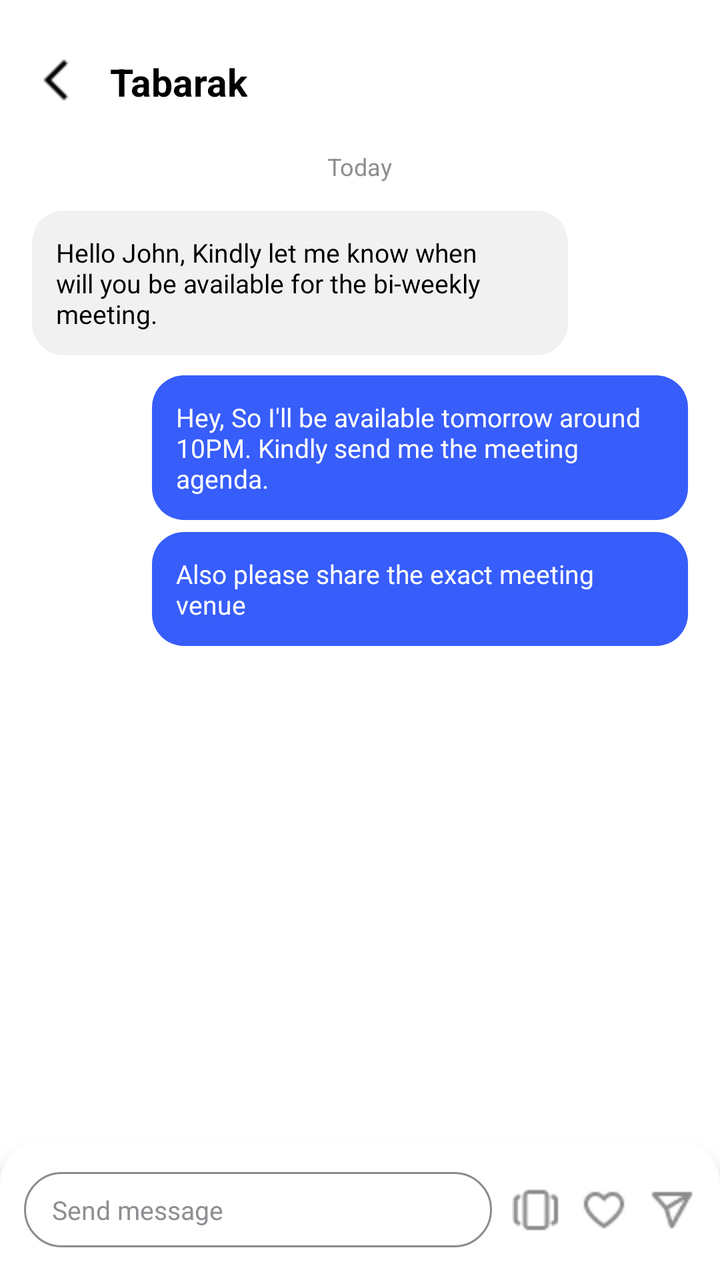
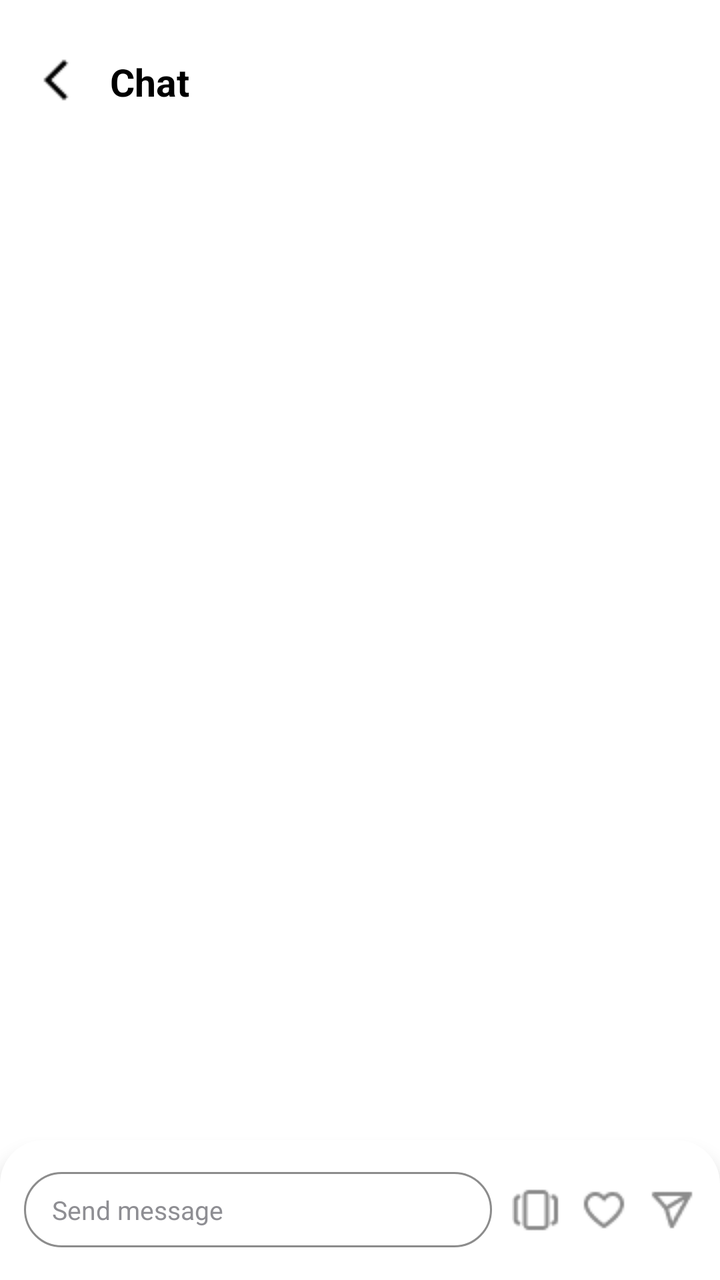

Compare the two renders of this Android layout. The source of the first and the diff that turns it into the second are given below.
<!-- AndroidManifest.xml: application theme Theme.Teamflow -->
<!-- res/layout/activity_message.xml -->
<?xml version="1.0" encoding="utf-8"?>
<RelativeLayout xmlns:android="http://schemas.android.com/apk/res/android"
    xmlns:app="http://schemas.android.com/apk/res-auto"
    xmlns:tools="http://schemas.android.com/tools"
    android:layout_width="match_parent"
    android:layout_height="match_parent"
    android:background="@color/white"
    android:paddingTop="15dp"
    tools:context=".message">

    
    <RelativeLayout
        android:id="@+id/topBar"
        android:layout_width="match_parent"
        android:layout_height="52dp"
        android:paddingStart="16dp"
        android:paddingEnd="16dp"
        android:gravity="center_vertical">

        <ImageView
            android:id="@+id/backArrow"
            android:layout_width="24dp"
            android:layout_height="24dp"
            android:src="@drawable/back_arrow_head"
            android:layout_alignParentStart="true" />

        <TextView
            android:id="@+id/chatName"
            android:layout_width="wrap_content"
            android:layout_height="wrap_content"
            android:layout_toEndOf="@id/backArrow"
            android:layout_marginLeft="15dp"
            android:text="Tabarak"
            android:textColor="@color/black"
            android:textSize="19sp"
            android:textStyle="bold" />
    </RelativeLayout>

    
    <ScrollView
        android:id="@+id/chatScroll"
        android:layout_width="match_parent"
        android:layout_height="match_parent"
        android:layout_below="@id/topBar"
        android:layout_above="@id/messageBar"
        android:paddingHorizontal="16dp"
        android:fillViewport="true">

        <LinearLayout
            android:layout_width="match_parent"
            android:layout_height="wrap_content"
            android:orientation="vertical">

            
            <TextView
                android:id="@+id/dateLabel"
                android:layout_width="wrap_content"
                android:layout_height="wrap_content"
                android:layout_gravity="center_horizontal"
                android:text="Today"
                android:textColor="@color/textgrey"
                android:textSize="12sp"
                android:layout_marginVertical="8dp" />

            
            <LinearLayout
                android:layout_width="wrap_content"
                android:layout_height="wrap_content"
                android:background="@drawable/grey_msg_bg"
                android:padding="12dp"
                android:layout_marginTop="6dp"
                android:layout_marginEnd="60dp"
                android:layout_gravity="start">

                <TextView
                    android:layout_width="wrap_content"
                    android:layout_height="wrap_content"
                    android:text="Hello John,
Kindly let me know when will you be available for the bi-weekly meeting."
                    android:textColor="@color/black"
                    android:textSize="13sp" />
            </LinearLayout>

            
            <LinearLayout
                android:layout_width="wrap_content"
                android:layout_height="wrap_content"
                android:background="@drawable/blue_msg_bg"
                android:padding="12dp"
                android:layout_marginTop="10dp"
                android:layout_marginStart="60dp"
                android:layout_gravity="end">

                <TextView
                    android:layout_width="wrap_content"
                    android:layout_height="wrap_content"
                    android:text="Hey,
So I'll be available tomorrow around 10PM. Kindly send me the meeting agenda."
                    android:textColor="@color/white"
                    android:textSize="13sp" />
            </LinearLayout>

            
            <LinearLayout
                android:layout_width="wrap_content"
                android:layout_height="wrap_content"
                android:background="@drawable/blue_msg_bg"
                android:padding="12dp"
                android:layout_marginTop="6dp"
                android:layout_marginStart="60dp"
                android:layout_gravity="end">

                <TextView
                    android:layout_width="wrap_content"
                    android:layout_height="wrap_content"
                    android:text="Also please share the exact meeting venue"
                    android:textColor="@color/white"
                    android:textSize="13sp" />
            </LinearLayout>
        </LinearLayout>
    </ScrollView>

    
    <LinearLayout
        android:id="@+id/messageBar"
        android:layout_alignParentBottom="true"
        android:layout_width="match_parent"
        android:layout_height="70dp"
        android:orientation="horizontal"
        android:paddingHorizontal="12dp"
        android:paddingVertical="10dp"
        android:gravity="center_vertical"
        android:background="@drawable/bg_bottom_nav_round"
        android:elevation="6dp">

        <EditText
            android:id="@+id/msgInput"
            android:layout_width="0dp"
            android:layout_height="wrap_content"
            android:layout_weight="1"
            android:hint="Send message"
            android:background="@drawable/send_msg_border"
            android:paddingHorizontal="14dp"
            android:paddingVertical="10dp"
            android:textColor="@color/black"
            android:textColorHint="@color/textgrey"
            android:textSize="13sp" />

        <ImageView
            android:id="@+id/btnAttach"
            android:layout_width="24dp"
            android:layout_height="24dp"
            android:layout_marginStart="10dp"
            android:src="@drawable/highlight" />

        <ImageView
            android:id="@+id/btnHeart"
            android:layout_width="24dp"
            android:layout_height="24dp"
            android:layout_marginStart="10dp"
            android:src="@drawable/like" />

        <ImageView
            android:id="@+id/btnSend"
            android:layout_width="24dp"
            android:layout_height="24dp"
            android:layout_marginStart="10dp"
            android:src="@drawable/send" />
    </LinearLayout>
</RelativeLayout>
<!-- resources referenced by this layout -->
<resources>
  <color name="black">#FF000000</color>
  <color name="textgrey">#8E8E93</color>
  <color name="white">#FFFFFFFF</color>
  <!-- drawable back_arrow_head: png bitmap (drawable, 210 bytes) -->
  <!-- drawable bg_bottom_nav_round (drawable) -->
  <?xml version="1.0" encoding="utf-8"?>
  <shape xmlns:android="http://schemas.android.com/apk/res/android">
      <corners android:topLeftRadius="22dp" android:topRightRadius="22dp" />
      <solid android:color="@color/white" />
  </shape>
  <!-- drawable blue_msg_bg (drawable) -->
  <?xml version="1.0" encoding="utf-8"?>
  <shape xmlns:android="http://schemas.android.com/apk/res/android"
      android:shape="rectangle">
      <solid android:color="@color/bluebg" />
      <corners android:radius="16dp" />
  </shape>
  <!-- drawable grey_msg_bg (drawable) -->
  <?xml version="1.0" encoding="utf-8"?>
  <shape xmlns:android="http://schemas.android.com/apk/res/android"
      android:shape="rectangle">
      <solid android:color="#F1F1F1" />
      <corners android:radius="16dp" />
  </shape>
  <!-- drawable highlight: png bitmap (drawable, 455 bytes) -->
  <!-- drawable like: png bitmap (drawable, 580 bytes) -->
  <!-- drawable send: png bitmap (drawable, 567 bytes) -->
  <!-- drawable send_msg_border (drawable) -->
  <?xml version="1.0" encoding="utf-8"?>
  <shape xmlns:android="http://schemas.android.com/apk/res/android"
      android:shape="rectangle">
      <solid android:color="@android:color/white" />
      <stroke android:width="1dp" android:color="#8C8C8C" />
      <corners android:radius="20dp" />
  </shape>
  <style name="Theme.Teamflow" parent="Base.Theme.Teamflow" />
  <color name="bluebg">#375DFB</color>
  <style name="Base.Theme.Teamflow" parent="Theme.Material3.DayNight.NoActionBar">
          
         <item name="colorPrimary">#2F6CE5</item>
      </style>
</resources>

<!-- the commit's change to res/layout/activity_message.xml (unified diff, before → after) -->
@@ -18,107 +18,33 @@
         android:gravity="center_vertical">
 
         <ImageView
-            android:id="@+id/backArrow"
+            android:id="@+id/btnBack"
             android:layout_width="24dp"
             android:layout_height="24dp"
             android:src="@drawable/back_arrow_head"
             android:layout_alignParentStart="true" />
 
         <TextView
-            android:id="@+id/chatName"
+            android:id="@+id/tvOtherUserName"
             android:layout_width="wrap_content"
             android:layout_height="wrap_content"
-            android:layout_toEndOf="@id/backArrow"
+            android:layout_toEndOf="@id/btnBack"
             android:layout_marginLeft="15dp"
-            android:text="Tabarak"
+            android:text="Chat"
             android:textColor="@color/black"
             android:textSize="19sp"
             android:textStyle="bold" />
     </RelativeLayout>
 
     
-    <ScrollView
-        android:id="@+id/chatScroll"
+    <androidx.recyclerview.widget.RecyclerView
+        android:id="@+id/rvMessages"
         android:layout_width="match_parent"
         android:layout_height="match_parent"
         android:layout_below="@id/topBar"
         android:layout_above="@id/messageBar"
         android:paddingHorizontal="16dp"
-        android:fillViewport="true">
-
-        <LinearLayout
-            android:layout_width="match_parent"
-            android:layout_height="wrap_content"
-            android:orientation="vertical">
-
-            
-            <TextView
-                android:id="@+id/dateLabel"
-                android:layout_width="wrap_content"
-                android:layout_height="wrap_content"
-                android:layout_gravity="center_horizontal"
-                android:text="Today"
-                android:textColor="@color/textgrey"
-                android:textSize="12sp"
-                android:layout_marginVertical="8dp" />
-
-            
-            <LinearLayout
-                android:layout_width="wrap_content"
-                android:layout_height="wrap_content"
-                android:background="@drawable/grey_msg_bg"
-                android:padding="12dp"
-                android:layout_marginTop="6dp"
-                android:layout_marginEnd="60dp"
-                android:layout_gravity="start">
-
-                <TextView
-                    android:layout_width="wrap_content"
-                    android:layout_height="wrap_content"
-                    android:text="Hello John,
-Kindly let me know when will you be available for the bi-weekly meeting."
-                    android:textColor="@color/black"
-                    android:textSize="13sp" />
-            </LinearLayout>
-
-            
-            <LinearLayout
-                android:layout_width="wrap_content"
-                android:layout_height="wrap_content"
-                android:background="@drawable/blue_msg_bg"
-                android:padding="12dp"
-                android:layout_marginTop="10dp"
-                android:layout_marginStart="60dp"
-                android:layout_gravity="end">
-
-                <TextView
-                    android:layout_width="wrap_content"
-                    android:layout_height="wrap_content"
-                    android:text="Hey,
-So I'll be available tomorrow around 10PM. Kindly send me the meeting agenda."
-                    android:textColor="@color/white"
-                    android:textSize="13sp" />
-            </LinearLayout>
-
-            
-            <LinearLayout
-                android:layout_width="wrap_content"
-                android:layout_height="wrap_content"
-                android:background="@drawable/blue_msg_bg"
-                android:padding="12dp"
-                android:layout_marginTop="6dp"
-                android:layout_marginStart="60dp"
-                android:layout_gravity="end">
-
-                <TextView
-                    android:layout_width="wrap_content"
-                    android:layout_height="wrap_content"
-                    android:text="Also please share the exact meeting venue"
-                    android:textColor="@color/white"
-                    android:textSize="13sp" />
-            </LinearLayout>
-        </LinearLayout>
-    </ScrollView>
+        android:clipToPadding="false" />
 
     
     <LinearLayout
@@ -134,7 +60,7 @@ So I'll be available tomorrow around 10PM. Kindly send me the meeting agenda."
         android:elevation="6dp">
 
         <EditText
-            android:id="@+id/msgInput"
+            android:id="@+id/etMessage"
             android:layout_width="0dp"
             android:layout_height="wrap_content"
             android:layout_weight="1"
<!-- resource entries referenced after the edit -->
@@ -9,20 +9,6 @@
   <shape xmlns:android="http://schemas.android.com/apk/res/android">
       <corners android:topLeftRadius="22dp" android:topRightRadius="22dp" />
       <solid android:color="@color/white" />
-  </shape>
-  <!-- drawable blue_msg_bg (drawable) -->
-  <?xml version="1.0" encoding="utf-8"?>
-  <shape xmlns:android="http://schemas.android.com/apk/res/android"
-      android:shape="rectangle">
-      <solid android:color="@color/bluebg" />
-      <corners android:radius="16dp" />
-  </shape>
-  <!-- drawable grey_msg_bg (drawable) -->
-  <?xml version="1.0" encoding="utf-8"?>
-  <shape xmlns:android="http://schemas.android.com/apk/res/android"
-      android:shape="rectangle">
-      <solid android:color="#F1F1F1" />
-      <corners android:radius="16dp" />
   </shape>
   <!-- drawable highlight: png bitmap (drawable, 455 bytes) -->
   <!-- drawable like: png bitmap (drawable, 580 bytes) -->
@@ -36,7 +22,6 @@
       <corners android:radius="20dp" />
   </shape>
   <style name="Theme.Teamflow" parent="Base.Theme.Teamflow" />
-  <color name="bluebg">#375DFB</color>
   <style name="Base.Theme.Teamflow" parent="Theme.Material3.DayNight.NoActionBar">
           
          <item name="colorPrimary">#2F6CE5</item>
